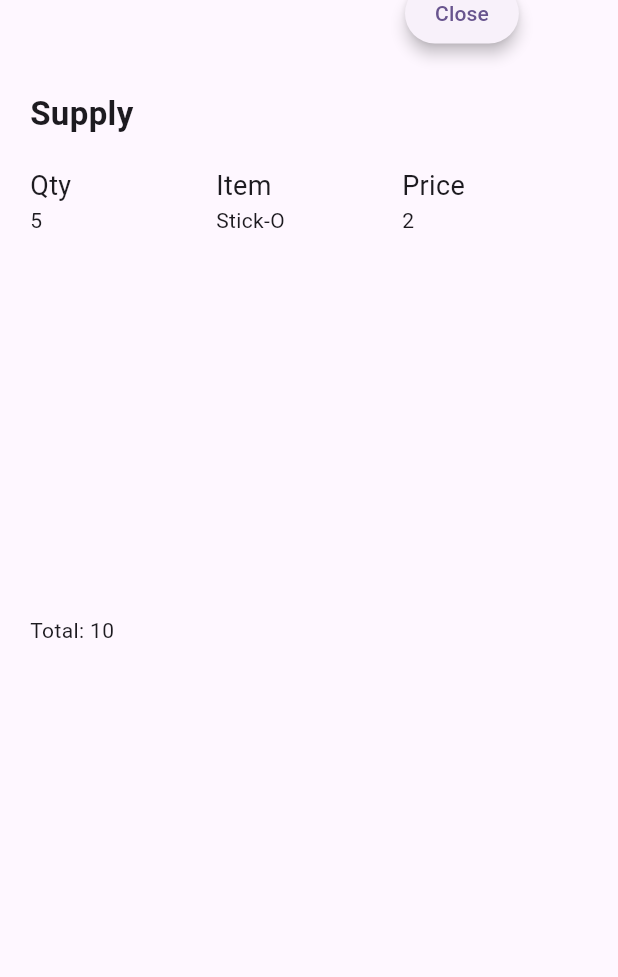
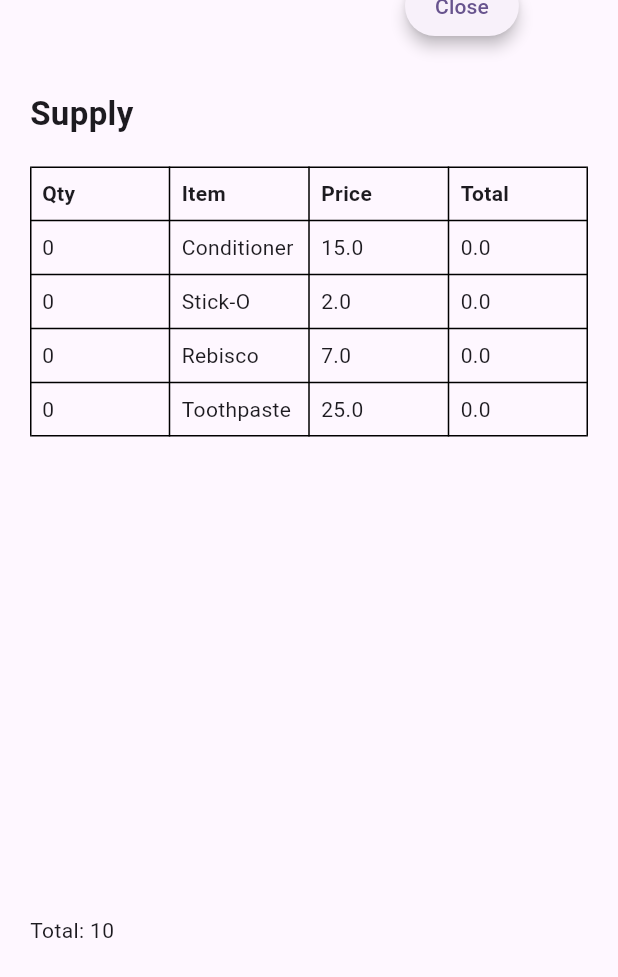
Before and after one commit to marluxdxd/cashier_app, a Flutter app: the SupplyModal widget shown alone on an empty page, opened directly, on a phone screen of 412 x 824 dp. Shown: the top 977 px of the screen. Run offline on Flutter 3.47's test engine with Material 3 defaults, Android fonts, the phone set to English and light mode, and no system bars.

Commit message:
update commit

```diff
--- /dev/null
+++ b/assets/product/product.json
@@ -0,0 +1,6 @@
+[
+  {"qty": 5, "name": "Stick-O", "price": 2},
+  {"qty": 3, "name": "Rebisco", "price": 7},
+  {"qty": 1, "name": "Conditioner", "price": 15},
+  {"qty": 2, "name": "Toothpaste", "price": 25}
+]
--- /dev/null
+++ b/lib/data/product_data.dart
@@ -0,0 +1,9 @@
+import 'package:cashier_app/home/viewModel/product.dart';
+
+
+List<Product> products = [
+  Product(name: 'Conditioner', price: 15),
+  Product(name: 'Stick-O', price: 2),
+  Product(name: 'Rebisco', price: 7),
+  Product(name: 'Toothpaste', price: 25),
+];
--- a/lib/home/view/home.dart
+++ b/lib/home/view/home.dart
@@ -1,4 +1,6 @@
 import 'package:flutter/material.dart';
+import 'package:cashier_app/data/product_data.dart';
+
 
 class HomeView extends StatelessWidget {
   const HomeView({super.key});
@@ -13,68 +15,46 @@ class HomeView extends StatelessWidget {
             color: Colors.black,
             fontSize: 20,
             fontWeight: FontWeight.w600,
-          )
+          ),
         ),
         centerTitle: true,
-
       ),
 
-      body:
-      Column(
+      body: Column(
         crossAxisAlignment: CrossAxisAlignment.start,
         children: [
           Row(
             children: [
               Text('Supplies:'),
-              SizedBox(width: 10,),
+              SizedBox(width: 10),
               Expanded(
-                child:
-                TextField(
-
+                child: TextField(
                   readOnly: true,
                   onTap: () {
                     showModalBottomSheet(
                       context: context,
                       isScrollControlled: true,
                       builder: (context) => SupplyModal(),
-
                     );
                   },
-                 style: TextStyle(
-                fontSize: 16,
-
-                color: Colors.black,
-                  ),
+                  style: TextStyle(fontSize: 16, color: Colors.black),
                   decoration: InputDecoration(
                     hintText: 'Click to enter supply',
-
                   ),
                 ),
               ),
-
-            ],
-
-
-          ),
-          SizedBox(height: 20,),
-          Row(
-            children: [
-              Text('Item Bought'),
             ],
           ),
-          SizedBox(height: 20,),
+          SizedBox(height: 20),
+          Row(children: [Text('Item Bought')]),
+          SizedBox(height: 20),
           Text('Quantity'),
-          SizedBox(height: 20,),
+          SizedBox(height: 20),
           Text('Date'),
-          SizedBox(height: 20,),
-          Text('Balance')
-
-
+          SizedBox(height: 20),
+          Text('Balance'),
         ],
       ),
-
-
-
     );
   }
 }
@@ -89,19 +69,18 @@ class SupplyModal extends StatefulWidget {
 class _SupplyModalState extends State<SupplyModal> {
   @override
   Widget build(BuildContext context) {
-    return SizedBox(
-      height: 500,
+    return Container(
+      child: SizedBox(
+        height: 700,
         child: Stack(
           clipBehavior: Clip.none, // IMPORTANT for overlap!
           children: [
-
             // MAIN CONTENT
             Padding(
               padding: const EdgeInsets.all(20.0),
               child: Column(
                 crossAxisAlignment: CrossAxisAlignment.start,
                 children: [
-
                   SizedBox(height: 40),
 
                   Text(
@@ -111,29 +90,42 @@ class _SupplyModalState extends State<SupplyModal> {
 
                   SizedBox(height: 20),
 
-                Row(
+                 Table(
+  border: TableBorder.all(),
+  columnWidths: const {
+    0: FlexColumnWidth(),
+    1: FlexColumnWidth(),
+    2: FlexColumnWidth(),
+    3: FlexColumnWidth(),
+  },
   children: [
-                       Expanded(child: Text('Qty', style: TextStyle(fontSize: 18))),
-    Expanded(child: Text('Item', style: TextStyle(fontSize: 18))),
-    Expanded(child: Text('Price', style: TextStyle(fontSize: 18))),
+    TableRow(
+      children: [
+        Padding(padding: EdgeInsets.all(8), child: Text('Qty', style: TextStyle(fontWeight: FontWeight.bold))),
+        Padding(padding: EdgeInsets.all(8), child: Text('Item', style: TextStyle(fontWeight: FontWeight.bold))),
+        Padding(padding: EdgeInsets.all(8), child: Text('Price', style: TextStyle(fontWeight: FontWeight.bold))),
+        Padding(padding: EdgeInsets.all(8), child: Text('Total', style: TextStyle(fontWeight: FontWeight.bold))),
+      ],
+    ),
+ // Product rows
+    ...products.map((p) {
+      return TableRow(
+        children: [
+          Padding(padding: EdgeInsets.all(8), child: Text(p.qty.toString())),
+          Padding(padding: EdgeInsets.all(8), child: Text(p.name)),
+          Padding(padding: EdgeInsets.all(8), child: Text('${p.price}')),
+          Padding(padding: EdgeInsets.all(8), child: Text('${p.total}')),
+        ],
+      );
+    }).toList(),
   ],
 ),
 
-                Row(
-  children: [
-    Expanded(child: Text('5')),
-    Expanded(child: Text('Stick-O')),
-    Expanded(child: Text('2')),
-  ],
-),
-
-
                   Expanded(child: Container()),
                   Text('Total: 10'),
+
                   // Text("Total: 10", style: TextStyle(fontSize: 18, fontWeight: FontWeight.bold));
-
                   SizedBox(height: 10),
-
 
                   SizedBox(height: 40),
                 ],
@@ -142,8 +134,8 @@ class _SupplyModalState extends State<SupplyModal> {
 
             // ✅ CLOSE BUTTON FLOATING & OVERLAPPING
             Positioned(
-            top: -15,        // goes OUTSIDE the modal
-            left: 270,        // start position
+              top: -20, // goes OUTSIDE the modal
+              left: 270, // start position
               child: ElevatedButton(
                 onPressed: () => Navigator.pop(context),
                 style: ElevatedButton.styleFrom(
@@ -156,6 +148,7 @@ class _SupplyModalState extends State<SupplyModal> {
             ),
           ],
         ),
+      ),
     );
   }
 }
--- /dev/null
+++ b/lib/home/viewModel/product.dart
@@ -0,0 +1,13 @@
+class Product {
+  int qty;        // quantity the customer buys
+  final String name;
+  final double price; // price per unit
+
+  Product({
+    this.qty = 0,  // default 0, user can change
+    required this.name,
+    required this.price,
+  });
+
+  double get total => qty * price; // calculate total for this product
+}
--- a/pubspec.yaml
+++ b/pubspec.yaml
@@ -60,7 +60,6 @@ flutter:
 
   # To add assets to your application, add an assets section, like this:
   assets:
-    - images/
     - assets/icons/
 
   # An image asset can refer to one or more resolution-specific "variants", see
```
Also changed, not shown: lib/home/view/test.dart (added, +275 -0 lines). Lines whose indentation alone changed are shown as unchanged.
